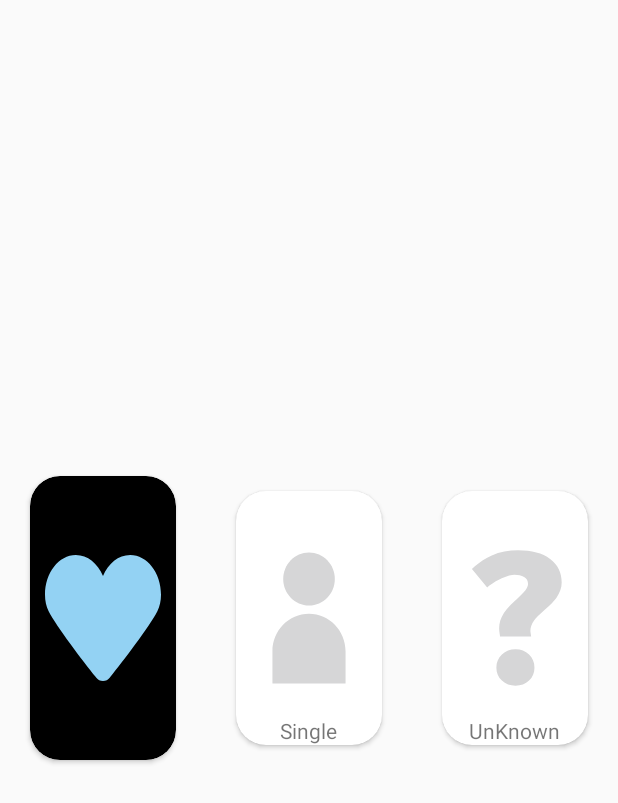
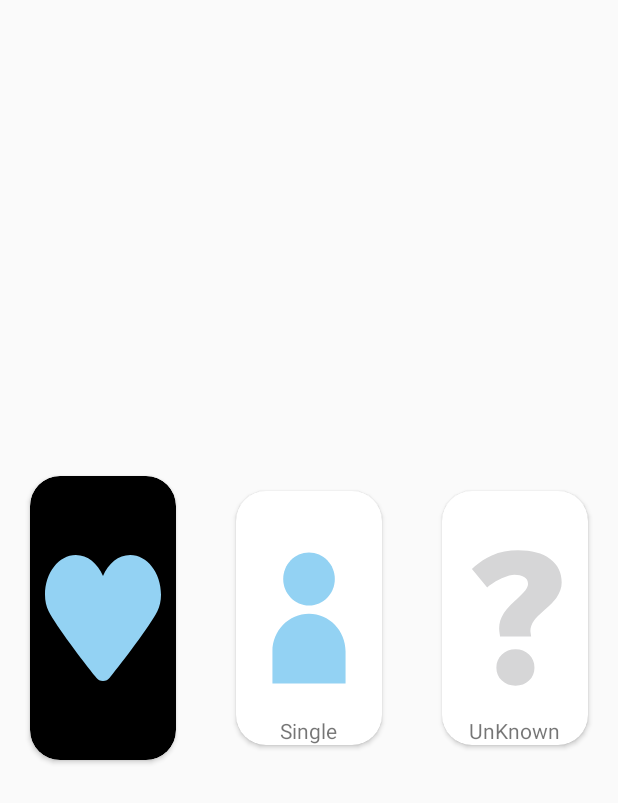
Before and after one commit to sennnna/COMP90018Unibuddy, an Android app: the fragment InfoStatusFragment shown on its own in the app's theme, on a phone screen of 412 x 824 dp. Shown: the top 803 px of the screen. Run offline under Robolectric (Android 15) with nearby library versions, the phone set to English and light mode, and no system bars.

Commit message:
Update single.xml

```diff
--- a/app/src/main/res/drawable/single.xml
+++ b/app/src/main/res/drawable/single.xml
@@ -5,8 +5,8 @@
     android:viewportHeight="1024">
   <path
       android:pathData="M512.05,427.37c99.96,0 181.11,-81.04 181.11,-181.03 0,-100.05 -81.16,-181.05 -181.11,-181.05 -99.93,0 -181.01,81 -181.01,181.05C331.04,346.33 412.12,427.37 512.05,427.37"
-      android:fillColor="@color/background"/>
+      android:fillColor="@color/main_color"/>
   <path
       android:pathData="M512.05,482.21c-141.66,0 -256.48,114.8 -256.48,256.46l0,220.04 512.86,0 0,-220.04C768.43,597.01 653.67,482.21 512.05,482.21"
-      android:fillColor="@color/background"/>
+      android:fillColor="@color/main_color"/>
 </vector>
```
